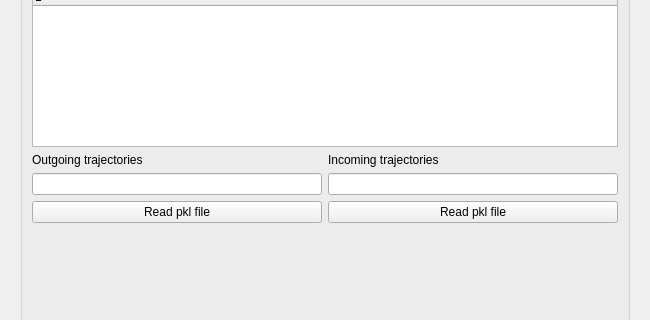
The window that src/sonet_pcp_manager.ui (jorialand/sonet_tfm_horia) describes before a commit, drawn with Qt 5; both pictures show x 0 to 650 and y 132 to 452 of the 650 by 541 pixel window.
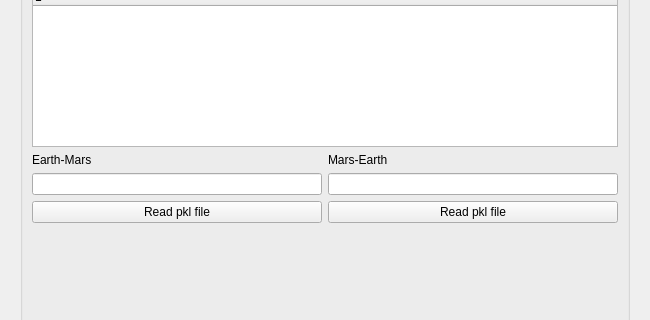
The same window after the commit. The open tabs and pages were chosen to show the change.

Commit message: - Changed ui text from 'Outgoing/Incoming' logic to 'Earth-Mars/Mars-Earth' logic. - Added more attrs to the pkl files (i.e. max dvt, original matrix depdates, original matrix tofs.

What changed in the file:
```diff
--- a/src/sonet_pcp_manager.ui
+++ b/src/sonet_pcp_manager.ui
@@ -382,14 +382,14 @@
           <item row="1" column="0">
            <widget class="QLabel" name="label_2">
             <property name="text">
-             <string>Outgoing trajectories</string>
+             <string>Earth-Mars</string>
             </property>
            </widget>
           </item>
           <item row="1" column="1">
            <widget class="QLabel" name="label_3">
             <property name="text">
-             <string>Incoming trajectories</string>
+             <string>Mars-Earth</string>
             </property>
            </widget>
           </item>
```
Left out of the diff: 6 changed lines with no effect on the pictures. The commit also changes 2 other files.
